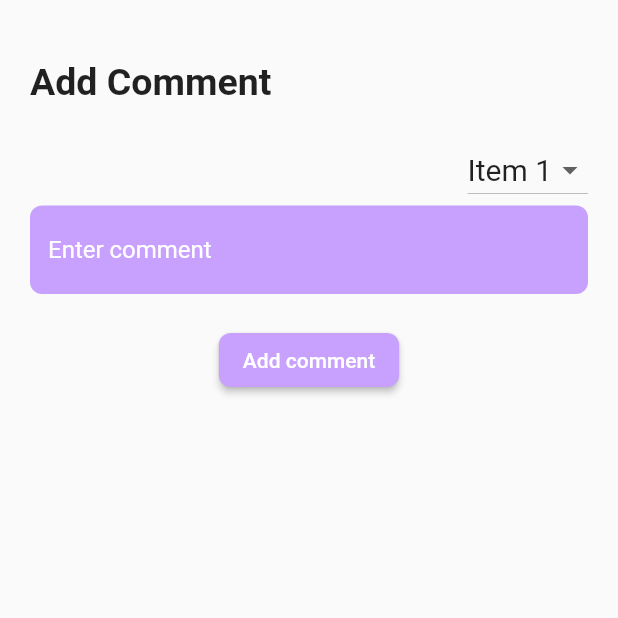
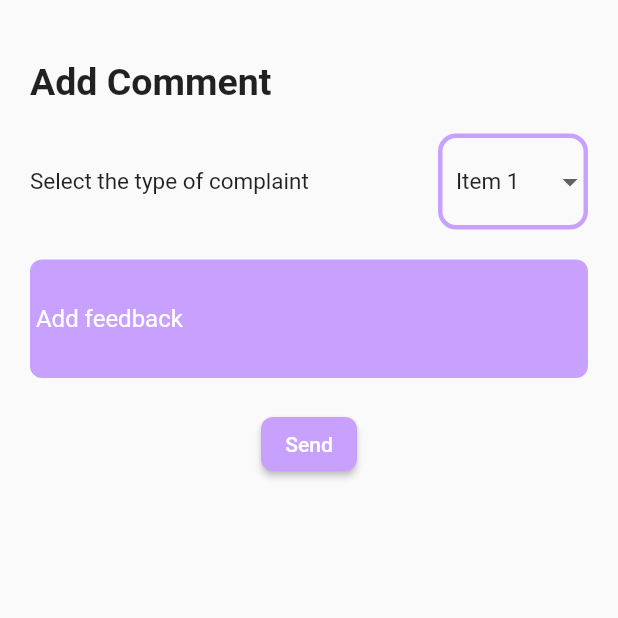
Before and after one commit to pepper419/SoftRoute-Flutter, a Flutter app: the screen it shows after launch, on a phone screen of 412 x 824 dp, the top half of it. Run offline on Flutter 3.47's test engine with Material 2 defaults, Android fonts, the phone set to English and light mode, and no system bars; our stand-ins replace curved_navigation_bar.

Commit message:
feat(Client): changes of options

```diff
--- a/lib/views/Administrator/ListComments.dart
+++ b/lib/views/Administrator/ListComments.dart
@@ -11,6 +11,8 @@ class ListComments extends StatefulWidget {
 class _ListCommentsState extends State<ListComments> {
   @override
   Widget build(BuildContext context) {
-    return const Placeholder();
+    return const Placeholder(
+
+    );
   }
 }
--- a/lib/views/Client/AddCommentView.dart
+++ b/lib/views/Client/AddCommentView.dart
@@ -33,19 +33,35 @@ class _AddCommentViewState extends State<AddCommentView> {
             ),),
           ),
           const SizedBox(height: 20,),
-          Align(
-            alignment: Alignment.centerRight,
-            child: DropdownButton<String>(
+          Row(
+            children: [
+              Expanded(
+                  child:Text(
+                    "Select the type of complaint",style: TextStyle(fontSize: 15),),
+              ),
+              SizedBox(
+                width: 100,
+                child: DropdownButtonFormField<String>(
+                  decoration: InputDecoration(
+                    enabledBorder: OutlineInputBorder(
+                        borderRadius: BorderRadius.circular(12),
+                        borderSide: BorderSide(width:3,color:Color(0xffC8A1FF))
+                    ),
+                  ),
                   value: selectedItem,
                   items:items
                       .map((item)=>DropdownMenuItem<String>(
                     value: item,
-                child: Text(item,style:TextStyle(fontSize: 20)),
+                    child: Text(item,style:TextStyle(fontSize: 15)),
                   ))
                     .toList(),
                   onChanged: (item)=>setState(()=> selectedItem = item!),
                 )
               ),
+            ],
+          ),
+          const SizedBox(height: 20,),
+
           TextField(
             decoration: InputDecoration(
               filled: true,
@@ -54,7 +70,8 @@ class _AddCommentViewState extends State<AddCommentView> {
                   borderRadius: BorderRadius.circular(8.0),
                   borderSide: BorderSide.none
               ),
-              hintText: "Enter comment",
+              contentPadding: EdgeInsets.symmetric(vertical: 30),
+              hintText: " Add feedback",
               hintStyle: const TextStyle(
                   color:Colors.white
               ),
@@ -62,8 +79,10 @@ class _AddCommentViewState extends State<AddCommentView> {
           ),
           const SizedBox(height: 20,),
           ElevatedButton(
-            onPressed: (){},
-            child: const Text("Add comment"),
+            onPressed: (){
+              //agregar accion al boton
+            },
+            child: const Text("Send"),
             style: ElevatedButton.styleFrom(
               primary: const Color(0xffC8A1FF),
               shape: RoundedRectangleBorder(
```
Lines whose indentation alone changed are shown as unchanged.
